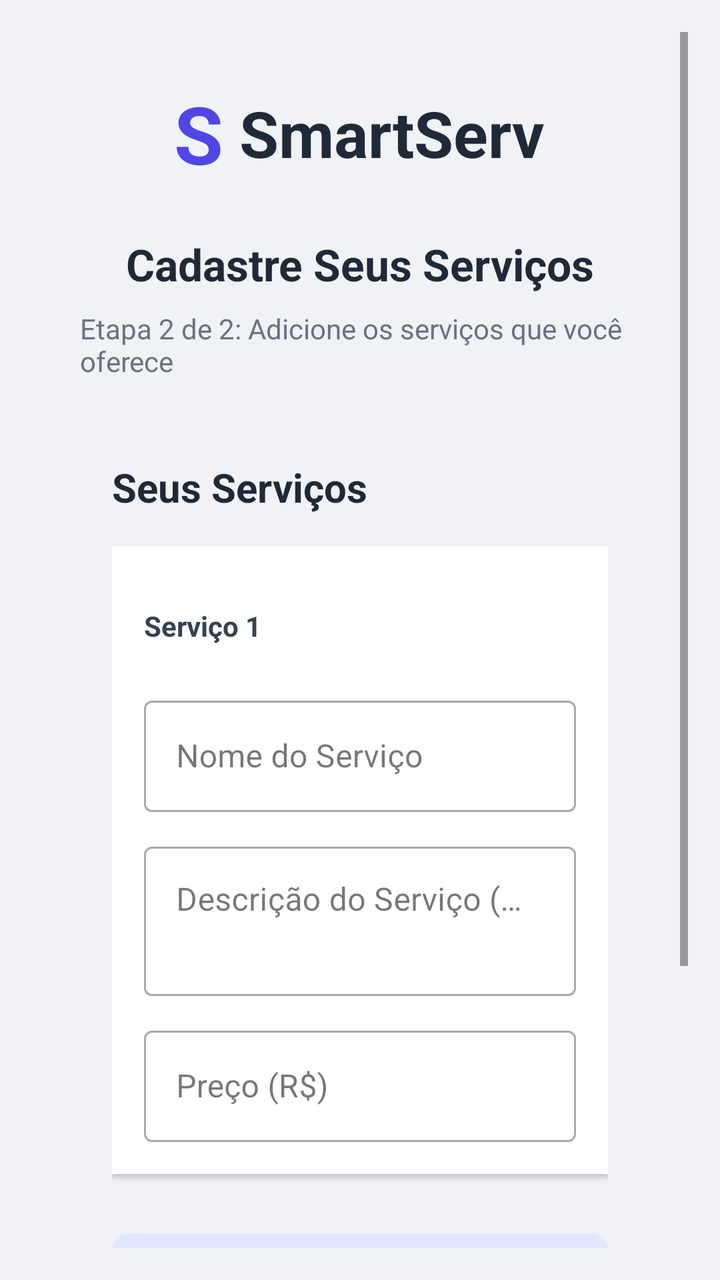
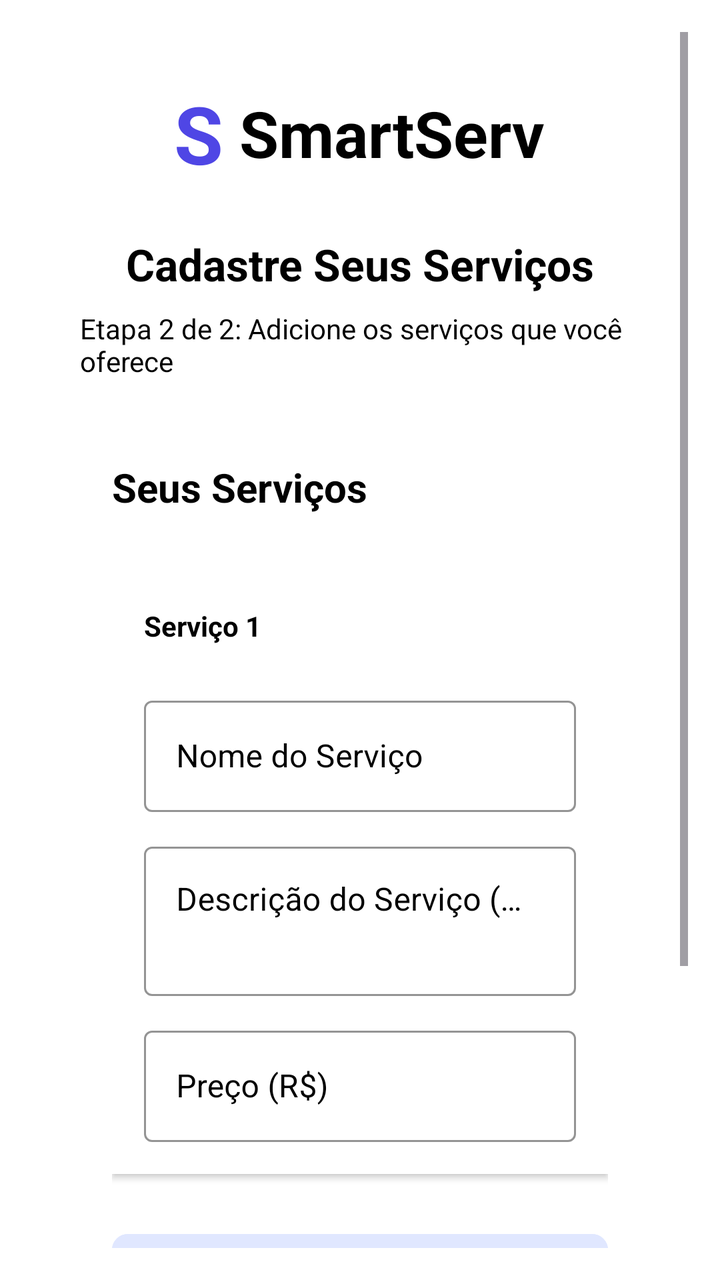

Compare the two renders of this Android layout. The source of the first and the diff that turns it into the second are given below.
<!-- AndroidManifest.xml: application theme Theme.SmartApp -->
<!-- res/layout/cadastrar_servico.xml -->
<?xml version="1.0" encoding="utf-8"?>
<RelativeLayout xmlns:android="http://schemas.android.com/apk/res/android"
    xmlns:app="http://schemas.android.com/apk/res-auto"
    xmlns:tools="http://schemas.android.com/tools"
    android:layout_width="match_parent"
    android:layout_height="match_parent"
    android:background="#F0F2F5"
    android:padding="16dp">

    <ScrollView
        android:layout_width="match_parent"
        android:layout_height="match_parent"
        android:fillViewport="true"
        android:scrollbars="vertical">

        <LinearLayout
            android:layout_width="match_parent"
            android:layout_height="wrap_content"
            android:layout_gravity="top"
            android:elevation="4dp"
            android:gravity="center_horizontal"
            android:orientation="vertical"
            android:padding="24dp">

            <LinearLayout
                android:layout_width="wrap_content"
                android:layout_height="wrap_content"
                android:layout_marginBottom="24dp"
                android:gravity="center_vertical"
                android:orientation="horizontal">

                <TextView
                    android:layout_width="wrap_content"
                    android:layout_height="wrap_content"
                    android:text="S"
                    android:textColor="#4F46E5"
                    android:textSize="40sp"
                    android:textStyle="bold" />

                <TextView
                    android:layout_width="wrap_content"
                    android:layout_height="wrap_content"
                    android:layout_marginStart="8dp"
                    android:text="SmartServ"
                    android:textColor="#1F2937"
                    android:textSize="32sp"
                    android:textStyle="bold" />
            </LinearLayout>

            <TextView
                android:layout_width="wrap_content"
                android:layout_height="wrap_content"
                android:layout_marginBottom="8dp"
                android:text="Cadastre Seus Serviços"
                android:textColor="#1F2937"
                android:textSize="22sp"
                android:textStyle="bold" />

            <TextView
                android:layout_width="wrap_content"
                android:layout_height="wrap_content"
                android:layout_marginBottom="24dp"
                android:text="Etapa 2 de 2: Adicione os serviços que você oferece"
                android:textColor="#6B7280"
                android:textSize="14sp" />

            
            <LinearLayout
                android:layout_width="match_parent"
                android:layout_height="wrap_content"
                android:layout_marginBottom="24dp"
                android:orientation="vertical"
                android:padding="16dp">

                <TextView
                    android:layout_width="wrap_content"
                    android:layout_height="wrap_content"
                    android:layout_marginBottom="16dp"
                    android:text="Seus Serviços"
                    android:textColor="#1F2937"
                    android:textSize="20sp"
                    android:textStyle="bold" />

                <LinearLayout
                    android:id="@+id/servicesContainerXml"
                    android:layout_width="match_parent"
                    android:layout_height="wrap_content"
                    android:orientation="vertical">

                    <LinearLayout
                        android:id="@+id/service_item_0"
                        android:layout_width="match_parent"
                        android:layout_height="wrap_content"
                        android:layout_marginBottom="16dp"
                        android:background="@android:color/white"
                        android:elevation="2dp"
                        android:orientation="vertical"
                        android:padding="16dp">

                        <RelativeLayout
                            android:layout_width="match_parent"
                            android:layout_height="wrap_content"
                            android:layout_marginBottom="8dp">

                            <TextView
                                android:id="@+id/tvServiceNameLabel_0"
                                android:layout_width="wrap_content"
                                android:layout_height="wrap_content"
                                android:layout_alignParentStart="true"
                                android:layout_centerVertical="true"
                                android:layout_marginEnd="8dp"
                                android:layout_toStartOf="@+id/btnRemoveService_0"
                                android:text="Serviço 1"
                                android:textColor="#374151"
                                android:textStyle="bold" />

                            <ImageButton
                                android:id="@+id/btnRemoveService_0"
                                android:layout_width="48dp"
                                android:layout_height="48dp"
                                android:layout_alignParentEnd="true"
                                android:layout_centerVertical="true"
                                android:background="?attr/selectableItemBackgroundBorderless"
                                android:contentDescription="Remover Serviço"
                                android:padding="8dp"
                                android:scaleType="fitCenter" />
                        </RelativeLayout>


                        <com.google.android.material.textfield.TextInputLayout
                            android:id="@+id/tilServiceName_0"
                            style="@style/Widget.MaterialComponents.TextInputLayout.OutlinedBox"
                            android:layout_width="match_parent"
                            android:layout_height="wrap_content"
                            android:layout_marginBottom="12dp"
                            android:hint="Nome do Serviço">

                            <com.google.android.material.textfield.TextInputEditText
                                android:id="@+id/etServiceName_0"
                                android:layout_width="match_parent"
                                android:layout_height="wrap_content"
                                android:imeOptions="actionNext"
                                android:inputType="textCapSentences" />
                        </com.google.android.material.textfield.TextInputLayout>

                        <com.google.android.material.textfield.TextInputLayout
                            android:id="@+id/tilServiceDescription_0"
                            style="@style/Widget.MaterialComponents.TextInputLayout.OutlinedBox"
                            android:layout_width="match_parent"
                            android:layout_height="wrap_content"
                            android:layout_marginBottom="12dp"
                            android:hint="Descrição do Serviço (Opcional)">

                            <com.google.android.material.textfield.TextInputEditText
                                android:id="@+id/etServiceDescription_0"
                                android:layout_width="match_parent"
                                android:layout_height="wrap_content"
                                android:gravity="top"
                                android:imeOptions="actionNext"
                                android:inputType="textMultiLine|textCapSentences"
                                android:minLines="2" />
                        </com.google.android.material.textfield.TextInputLayout>

                        <com.google.android.material.textfield.TextInputLayout
                            android:id="@+id/tilServicePrice_0"
                            style="@style/Widget.MaterialComponents.TextInputLayout.OutlinedBox"
                            android:layout_width="match_parent"
                            android:layout_height="wrap_content"
                            android:hint="Preço (R$)"
                            app:prefixText="R$ ">

                            <com.google.android.material.textfield.TextInputEditText
                                android:id="@+id/etServicePrice_0"
                                android:layout_width="match_parent"
                                android:layout_height="wrap_content"
                                android:imeOptions="actionDone"
                                android:inputType="numberDecimal" />
                        </com.google.android.material.textfield.TextInputLayout>
                    </LinearLayout>
                </LinearLayout>

                <com.google.android.material.button.MaterialButton
                    android:id="@+id/btnAddServiceXml"
                    style="@style/Widget.MaterialComponents.Button.TextButton.Icon"
                    android:layout_width="match_parent"
                    android:layout_height="wrap_content"
                    android:layout_marginTop="8dp"
                    android:backgroundTint="#E0E7FF"
                    android:paddingTop="10dp"
                    android:paddingBottom="10dp"
                    android:text="Adicionar Mais Serviço"
                    android:textColor="#4F46E5"
                    app:cornerRadius="8dp"
                    app:iconTint="#4F46E5" />

            </LinearLayout>

            <com.google.android.material.button.MaterialButton
                android:id="@+id/btnfinalizarPro"
                android:layout_width="match_parent"
                android:layout_height="wrap_content"
                android:layout_marginBottom="24dp"
                android:backgroundTint="#16A34A"
                android:paddingTop="14dp"
                android:paddingBottom="14dp"
                android:text="Finalizar Cadastro"
                android:textSize="16sp"
                app:cornerRadius="8dp" />

        </LinearLayout>
    </ScrollView>
</RelativeLayout>
<!-- resources referenced by this layout -->
<resources>
  <style name="Theme.SmartApp" parent="Base.Theme.SmartApp" />
  <style name="Base.Theme.SmartApp" parent="Theme.Material3.DayNight.NoActionBar" />
</resources>

<!-- the commit's change to res/layout/cadastrar_servico.xml (unified diff, before → after) -->
@@ -4,14 +4,15 @@
     xmlns:tools="http://schemas.android.com/tools"
     android:layout_width="match_parent"
     android:layout_height="match_parent"
-    android:background="#F0F2F5"
+    android:background="@color/white"
     android:padding="16dp">
 
     <ScrollView
         android:layout_width="match_parent"
         android:layout_height="match_parent"
         android:fillViewport="true"
-        android:scrollbars="vertical">
+        android:scrollbars="vertical"
+        android:background="@color/white">
 
         <LinearLayout
             android:layout_width="match_parent"
@@ -20,7 +21,8 @@
             android:elevation="4dp"
             android:gravity="center_horizontal"
             android:orientation="vertical"
-            android:padding="24dp">
+            android:padding="24dp"
+            android:background="@color/white">
 
             <LinearLayout
                 android:layout_width="wrap_content"
@@ -42,7 +44,7 @@
                     android:layout_height="wrap_content"
                     android:layout_marginStart="8dp"
                     android:text="SmartServ"
-                    android:textColor="#1F2937"
+                    android:textColor="@android:color/black"
                     android:textSize="32sp"
                     android:textStyle="bold" />
             </LinearLayout>
@@ -52,7 +54,7 @@
                 android:layout_height="wrap_content"
                 android:layout_marginBottom="8dp"
                 android:text="Cadastre Seus Serviços"
-                android:textColor="#1F2937"
+                android:textColor="@android:color/black"
                 android:textSize="22sp"
                 android:textStyle="bold" />
 
@@ -61,7 +63,7 @@
                 android:layout_height="wrap_content"
                 android:layout_marginBottom="24dp"
                 android:text="Etapa 2 de 2: Adicione os serviços que você oferece"
-                android:textColor="#6B7280"
+                android:textColor="@android:color/black"
                 android:textSize="14sp" />
 
             
@@ -70,14 +72,15 @@
                 android:layout_height="wrap_content"
                 android:layout_marginBottom="24dp"
                 android:orientation="vertical"
-                android:padding="16dp">
+                android:padding="16dp"
+                android:background="@color/white">
 
                 <TextView
                     android:layout_width="wrap_content"
                     android:layout_height="wrap_content"
                     android:layout_marginBottom="16dp"
                     android:text="Seus Serviços"
-                    android:textColor="#1F2937"
+                    android:textColor="@android:color/black"
                     android:textSize="20sp"
                     android:textStyle="bold" />
 
@@ -111,7 +114,7 @@
                                 android:layout_marginEnd="8dp"
                                 android:layout_toStartOf="@+id/btnRemoveService_0"
                                 android:text="Serviço 1"
-                                android:textColor="#374151"
+                                android:textColor="@android:color/black"
                                 android:textStyle="bold" />
 
                             <ImageButton
@@ -133,14 +136,18 @@
                             android:layout_width="match_parent"
                             android:layout_height="wrap_content"
                             android:layout_marginBottom="12dp"
-                            android:hint="Nome do Serviço">
+                            android:hint="Nome do Serviço"
+                            android:textColorHint="@color/black"
+                            app:hintTextColor="@android:color/black"
+                            app:boxStrokeColor="@android:color/black">
 
                             <com.google.android.material.textfield.TextInputEditText
                                 android:id="@+id/etServiceName_0"
                                 android:layout_width="match_parent"
                                 android:layout_height="wrap_content"
                                 android:imeOptions="actionNext"
-                                android:inputType="textCapSentences" />
+                                android:inputType="textCapSentences"
+                                android:textColor="@android:color/black" />
                         </com.google.android.material.textfield.TextInputLayout>
 
                         <com.google.android.material.textfield.TextInputLayout
@@ -149,7 +156,10 @@
                             android:layout_width="match_parent"
                             android:layout_height="wrap_content"
                             android:layout_marginBottom="12dp"
-                            android:hint="Descrição do Serviço (Opcional)">
+                            android:hint="Descrição do Serviço (Opcional)"
+                            android:textColorHint="@color/black"
+                            app:hintTextColor="@android:color/black"
+                            app:boxStrokeColor="@android:color/black">
 
                             <com.google.android.material.textfield.TextInputEditText
                                 android:id="@+id/etServiceDescription_0"
@@ -158,7 +168,8 @@
                                 android:gravity="top"
                                 android:imeOptions="actionNext"
                                 android:inputType="textMultiLine|textCapSentences"
-                                android:minLines="2" />
+                                android:minLines="2"
+                                android:textColor="@android:color/black" />
                         </com.google.android.material.textfield.TextInputLayout>
 
                         <com.google.android.material.textfield.TextInputLayout
@@ -167,14 +178,19 @@
                             android:layout_width="match_parent"
                             android:layout_height="wrap_content"
                             android:hint="Preço (R$)"
-                            app:prefixText="R$ ">
+                            app:prefixText="R$ "
+                            android:textColorHint="@color/black"
+                            app:prefixTextColor="@android:color/black"
+                            app:hintTextColor="@android:color/black"
+                            app:boxStrokeColor="@android:color/black">
 
                             <com.google.android.material.textfield.TextInputEditText
                                 android:id="@+id/etServicePrice_0"
                                 android:layout_width="match_parent"
                                 android:layout_height="wrap_content"
                                 android:imeOptions="actionDone"
-                                android:inputType="numberDecimal" />
+                                android:inputType="numberDecimal"
+                                android:textColor="@android:color/black" />
                         </com.google.android.material.textfield.TextInputLayout>
                     </LinearLayout>
                 </LinearLayout>
@@ -189,10 +205,9 @@
                     android:paddingTop="10dp"
                     android:paddingBottom="10dp"
                     android:text="Adicionar Mais Serviço"
-                    android:textColor="#4F46E5"
+                    android:textColor="@android:color/black"
                     app:cornerRadius="8dp"
-                    app:iconTint="#4F46E5" />
-
+                    app:iconTint="@android:color/black" />
             </LinearLayout>
 
             <com.google.android.material.button.MaterialButton
@@ -204,9 +219,9 @@
                 android:paddingTop="14dp"
                 android:paddingBottom="14dp"
                 android:text="Finalizar Cadastro"
+                android:textColor="@android:color/white"
                 android:textSize="16sp"
                 app:cornerRadius="8dp" />
-
         </LinearLayout>
     </ScrollView>
 </RelativeLayout>
<!-- resource entries referenced after the edit -->
@@ -1,5 +1,7 @@
 <!-- resources referenced by this layout -->
 <resources>
+  <color name="black">#FF000000</color>
+  <color name="white">#FFFFFFFF</color>
   <style name="Theme.SmartApp" parent="Base.Theme.SmartApp" />
   <style name="Base.Theme.SmartApp" parent="Theme.Material3.DayNight.NoActionBar" />
 </resources>
